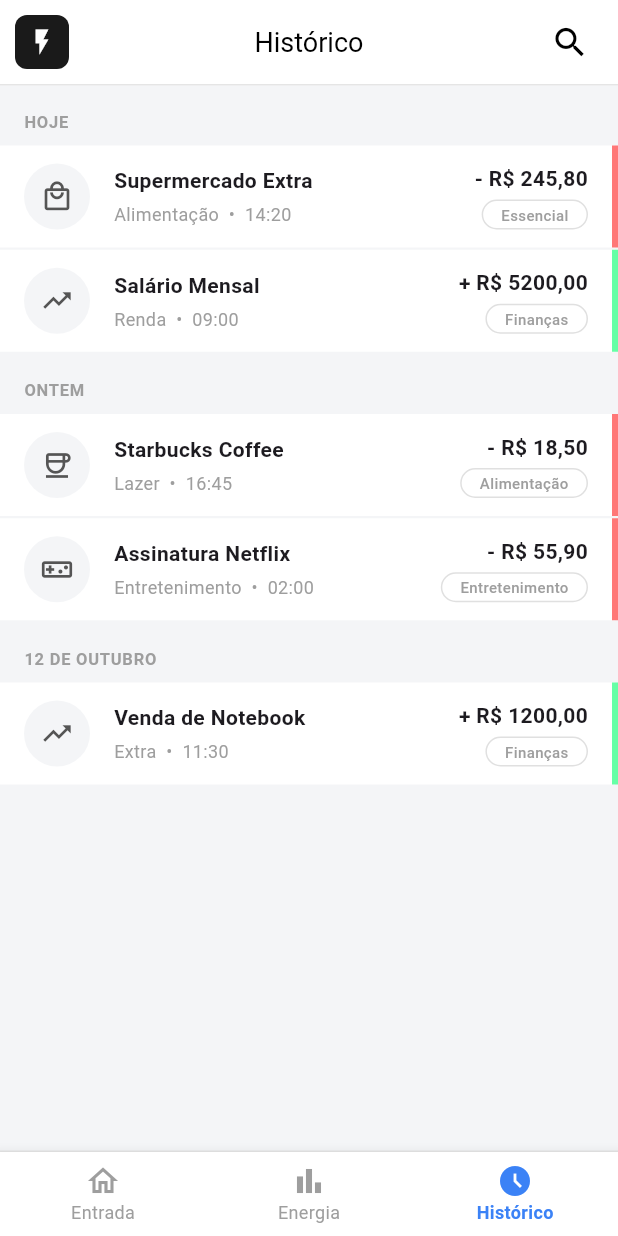
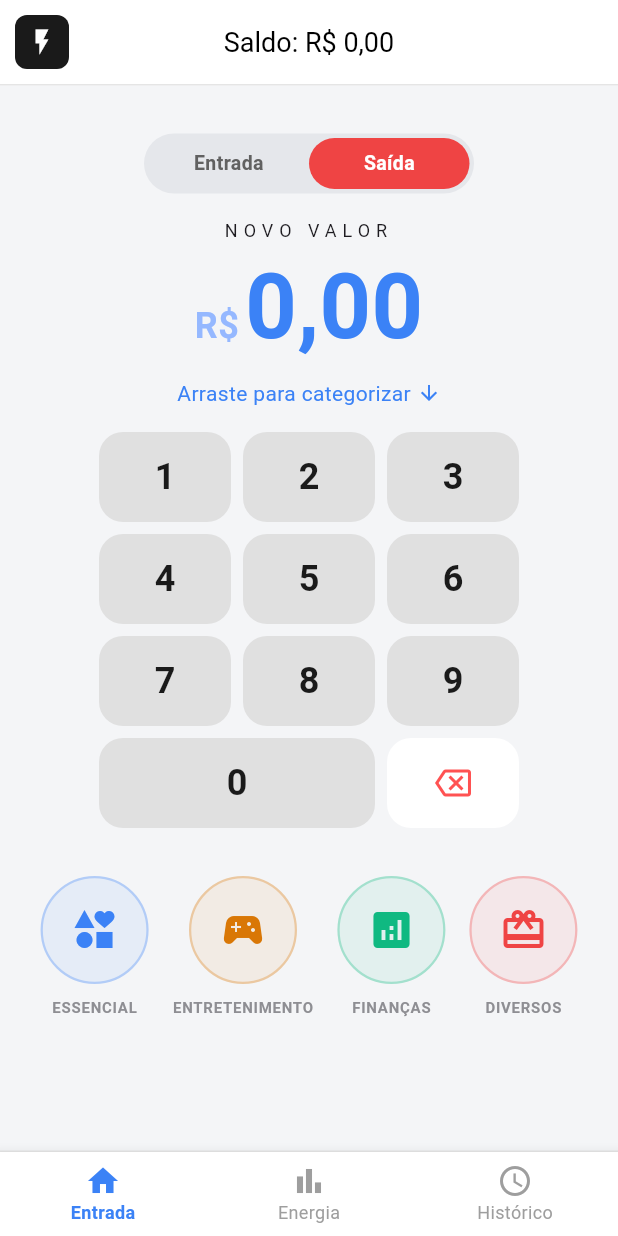
Before and after one commit to joaoelias1921/finance-flutter, a Flutter app: the screen it shows after launch, on a phone screen of 412 x 824 dp. Run offline on Flutter 3.47's test engine with Material 3 defaults, Android fonts, the light colour scheme and no system bars.

Commit message:
feat: add basic mocked entryScreen

```diff
--- /dev/null
+++ b/lib/extensions/string_extension.dart
@@ -0,0 +1,6 @@
+extension StringExtension on String {
+  String capitalize() {
+    if (isEmpty) return this;
+    return '${this[0].toUpperCase()}${substring(1).toLowerCase()}';
+  }
+}
--- a/lib/main.dart
+++ b/lib/main.dart
@@ -1,5 +1,6 @@
 import 'package:flutter/material.dart';
 import 'screens/timeline_screen.dart';
+import 'screens/entry_screen.dart';
 
 void main() {
   runApp(MyApp());
@@ -30,12 +31,10 @@ class MainNavigationScreen extends StatefulWidget {
 }
 
 class _MainNavigationScreenState extends State<MainNavigationScreen> {
-  int _currentIndex = 2;
+  int _currentIndex = 0;
 
   final List<Widget> _screens = [
-    Center(
-      child: Text('Tela de Entrada (Teclado)', style: TextStyle(fontSize: 24)),
-    ),
+    EntryScreen(),
     Center(
       child: Text('Tela de Energia (Insights)', style: TextStyle(fontSize: 24)),
     ),
--- /dev/null
+++ b/lib/screens/entry_screen.dart
@@ -0,0 +1,491 @@
+import 'package:finance_flutter/extensions/string_extension.dart';
+import 'package:flutter/material.dart';
+
+class EntryScreen extends StatefulWidget {
+  const EntryScreen({super.key});
+
+  @override
+  State<EntryScreen> createState() => _EntryScreenState();
+}
+
+class _EntryScreenState extends State<EntryScreen> {
+  int _rawValueInCents = 0;
+  bool _isExpense = true;
+
+  String get _formattedValue {
+    double value = _rawValueInCents / 100.0;
+    return value.toStringAsFixed(2).replaceAll('.', ',');
+  }
+
+  double get _doubleValue => _rawValueInCents / 100.0;
+
+  Color get _activeColor => _isExpense ? Color(0xFFEF4444) : Color(0xFF10B981);
+
+  void _onKeyPress(String key) {
+    setState(() {
+      if (_rawValueInCents < 99999999) {
+        _rawValueInCents = (_rawValueInCents * 10) + int.parse(key);
+      }
+    });
+  }
+
+  void _onDelete() {
+    setState(() {
+      _rawValueInCents = _rawValueInCents ~/ 10;
+    });
+  }
+
+  void _resetValue() {
+    setState(() {
+      _rawValueInCents = 0;
+    });
+  }
+
+  void _saveTransaction(CategoryItem category, double amount) {
+    if (amount <= 0) {
+      ScaffoldMessenger.of(context).showSnackBar(
+        SnackBar(
+          content: Text('Por favor, insira um valor maior que R\$ 0,00'),
+        ),
+      );
+      return;
+    }
+
+    String transactionLabel = _isExpense ? 'Saída' : 'Entrada';
+    ScaffoldMessenger.of(context).showSnackBar(
+      SnackBar(
+        content: Text(
+          '$transactionLabel de R\$ $_formattedValue salva em ${category.label.capitalize()}!',
+        ),
+        backgroundColor: category.color,
+      ),
+    );
+
+    _resetValue();
+  }
+
+  @override
+  Widget build(BuildContext context) {
+    final String balance = 'R\$ 0,00';
+
+    return Scaffold(
+      backgroundColor: Color(0xFFF4F5F7),
+      appBar: AppBar(
+        backgroundColor: Colors.white,
+        bottom: PreferredSize(
+          preferredSize: Size.fromHeight(1.0),
+          child: Container(color: Color(0xFFE5E5E5), height: 1.0),
+        ),
+        leading: Padding(
+          padding: EdgeInsets.all(10.0),
+          child: Container(
+            decoration: BoxDecoration(
+              color: Color(0xFF1A1A1A),
+              borderRadius: BorderRadius.circular(8),
+            ),
+            child: Icon(Icons.flash_on, color: Colors.white, size: 20),
+          ),
+        ),
+        title: Text(
+          'Saldo: $balance',
+          style: TextStyle(color: Colors.black, fontSize: 18),
+        ),
+        centerTitle: true,
+      ),
+      body: ListView(
+        children: [
+          SizedBox(height: 32),
+          _buildTransactionTypeToggle(),
+          Container(
+            padding: EdgeInsets.only(top: 16),
+            child: Text(
+              'NOVO VALOR',
+              style: TextStyle(fontSize: 12, letterSpacing: 4),
+              textAlign: TextAlign.center,
+            ),
+          ),
+
+          Center(
+            child: Draggable<double>(
+              data: _doubleValue,
+              dragAnchorStrategy: pointerDragAnchorStrategy,
+              feedback: Material(
+                color: Colors.transparent,
+                child: Transform.translate(
+                  offset: Offset(-60, -30),
+                  child: Text(
+                    _formattedValue,
+                    style: TextStyle(
+                      fontSize: 50,
+                      color: _activeColor.withValues(alpha: 0.8),
+                      fontWeight: FontWeight.bold,
+                    ),
+                  ),
+                ),
+              ),
+              childWhenDragging: Opacity(opacity: 0.3, child: _buildValueRow()),
+              child: _buildValueRow(),
+            ),
+          ),
+
+          Container(
+            padding: EdgeInsets.only(top: 4, bottom: 16),
+            child: Row(
+              mainAxisAlignment: MainAxisAlignment.center,
+              children: [
+                Text(
+                  'Arraste para categorizar',
+                  style: TextStyle(fontSize: 14, color: Color(0xFF3B82F6)),
+                ),
+                SizedBox(width: 4),
+                Icon(Icons.arrow_downward, size: 16, color: Color(0xFF3B82F6)),
+              ],
+            ),
+          ),
+
+          LargeKeyboard(onKeyPressed: _onKeyPress, onDeletePressed: _onDelete),
+          SizedBox(height: 32),
+          CategorySelector(
+            isExpense: _isExpense,
+            onCategoryDropped: (category, amount) {
+              _saveTransaction(category, amount);
+            },
+          ),
+        ],
+      ),
+    );
+  }
+
+  Widget _buildTransactionTypeToggle() {
+    return Center(
+      child: Container(
+        width: 220,
+        height: 40,
+        padding: EdgeInsets.all(3),
+        decoration: BoxDecoration(
+          color: Color(0xFFE5E7EB),
+          borderRadius: BorderRadius.circular(20),
+        ),
+        child: Row(
+          children: [
+            Expanded(
+              child: GestureDetector(
+                onTap: () => setState(() => _isExpense = false),
+                child: AnimatedContainer(
+                  duration: Duration(milliseconds: 200),
+                  decoration: BoxDecoration(
+                    color: !_isExpense ? Color(0xFF10B981) : Colors.transparent,
+                    borderRadius: BorderRadius.circular(18),
+                  ),
+                  alignment: Alignment.center,
+                  child: Text(
+                    'Entrada',
+                    style: TextStyle(
+                      color: !_isExpense ? Colors.white : Colors.grey[700],
+                      fontWeight: FontWeight.bold,
+                      fontSize: 13,
+                    ),
+                  ),
+                ),
+              ),
+            ),
+            Expanded(
+              child: GestureDetector(
+                onTap: () => setState(() => _isExpense = true),
+                child: AnimatedContainer(
+                  duration: Duration(milliseconds: 200),
+                  decoration: BoxDecoration(
+                    color: _isExpense ? Color(0xFFEF4444) : Colors.transparent,
+                    borderRadius: BorderRadius.circular(18),
+                  ),
+                  alignment: Alignment.center,
+                  child: Text(
+                    'Saída',
+                    style: TextStyle(
+                      color: _isExpense ? Colors.white : Colors.grey[700],
+                      fontWeight: FontWeight.bold,
+                      fontSize: 13,
+                    ),
+                  ),
+                ),
+              ),
+            ),
+          ],
+        ),
+      ),
+    );
+  }
+
+  Widget _buildValueRow() {
+    return Row(
+      mainAxisAlignment: MainAxisAlignment.center,
+      crossAxisAlignment: CrossAxisAlignment.baseline,
+      textBaseline: TextBaseline.alphabetic,
+      spacing: 4,
+      children: [
+        Text(
+          'R\$',
+          style: TextStyle(
+            fontSize: 24,
+            color: Color(0xFF95B8FF),
+            fontWeight: FontWeight.bold,
+          ),
+        ),
+        Text(
+          _formattedValue,
+          style: TextStyle(
+            fontSize: 60,
+            color: Color(0xFF3B82F6),
+            fontWeight: FontWeight.bold,
+          ),
+        ),
+      ],
+    );
+  }
+}
+
+class LargeKeyboard extends StatelessWidget {
+  const LargeKeyboard({
+    super.key,
+    required this.onKeyPressed,
+    required this.onDeletePressed,
+  });
+
+  final Function(String key)? onKeyPressed;
+  final VoidCallback? onDeletePressed;
+
+  @override
+  Widget build(BuildContext context) {
+    return Column(
+      mainAxisSize: MainAxisSize.min,
+      spacing: 8,
+      children: [
+        _buildKeyboardRow(['1', '2', '3']),
+        _buildKeyboardRow(['4', '5', '6']),
+        _buildKeyboardRow(['7', '8', '9']),
+        Row(
+          mainAxisAlignment: MainAxisAlignment.center,
+          spacing: 8,
+          children: [
+            _buildKeyboardButton('0', width: 184),
+            _buildKeyboardButton('delete'),
+          ],
+        ),
+      ],
+    );
+  }
+
+  Widget _buildKeyboardRow(List<String> keys) {
+    return Row(
+      mainAxisAlignment: MainAxisAlignment.center,
+      spacing: 8,
+      children: keys.map((key) => _buildKeyboardButton(key)).toList(),
+    );
+  }
+
+  Widget _buildKeyboardButton(String key, {double width = 88}) {
+    final isDelete = key == 'delete';
+
+    return Material(
+      color: !isDelete ? Colors.grey[300] : Colors.white,
+      borderRadius: BorderRadius.circular(16),
+      child: InkWell(
+        borderRadius: BorderRadius.circular(16),
+        onTap: () {
+          if (isDelete) {
+            onDeletePressed?.call();
+            return;
+          }
+          onKeyPressed?.call(key);
+        },
+        child: Container(
+          width: width,
+          height: 60,
+          alignment: Alignment.center,
+          child: isDelete
+              ? Icon(
+                  Icons.backspace_outlined,
+                  color: Colors.redAccent,
+                  size: 24,
+                )
+              : Text(
+                  key,
+                  style: TextStyle(
+                    fontSize: 24,
+                    fontWeight: FontWeight.bold,
+                    color: Color(0xFF1A1A1A),
+                  ),
+                ),
+        ),
+      ),
+    );
+  }
+}
+
+class CategoryItem {
+  final String id;
+  final String label;
+  final IconData icon;
+  final Color color;
+
+  const CategoryItem({
+    required this.id,
+    required this.label,
+    required this.icon,
+    required this.color,
+  });
+}
+
+class CategorySelector extends StatefulWidget {
+  final bool isExpense;
+  final Function(CategoryItem category, double amount)? onCategoryDropped;
+
+  const CategorySelector({
+    super.key,
+    required this.isExpense,
+    this.onCategoryDropped,
+  });
+
+  @override
+  State<CategorySelector> createState() => _CategorySelectorState();
+}
+
+class _CategorySelectorState extends State<CategorySelector> {
+  List<CategoryItem> get _currentCategories {
+    if (widget.isExpense) {
+      return const [
+        CategoryItem(
+          id: 'essential',
+          label: 'ESSENCIAL',
+          icon: Icons.interests,
+          color: Color(0xFF3B82F6),
+        ),
+        CategoryItem(
+          id: 'fun',
+          label: 'ENTRETENIMENTO',
+          icon: Icons.sports_esports,
+          color: Color(0xFFD97706),
+        ),
+        CategoryItem(
+          id: 'finance',
+          label: 'FINANÇAS',
+          icon: Icons.analytics,
+          color: Color(0xFF10B981),
+        ),
+        CategoryItem(
+          id: 'diverse',
+          label: 'DIVERSOS',
+          icon: Icons.redeem,
+          color: Color(0xFFEF4444),
+        ),
+      ];
+    } else {
+      return const [
+        CategoryItem(
+          id: 'salary',
+          label: 'SALÁRIO',
+          icon: Icons.payments,
+          color: Color(0xFF10B981),
+        ),
+        CategoryItem(
+          id: 'freelance',
+          label: 'FREELANCE',
+          icon: Icons.work,
+          color: Color(0xFF3B82F6),
+        ),
+        CategoryItem(
+          id: 'investments',
+          label: 'RENDIMENTO',
+          icon: Icons.trending_up,
+          color: Color(0xFF8B5CF6),
+        ),
+        CategoryItem(
+          id: 'other_income',
+          label: 'OUTROS',
+          icon: Icons.add_card,
+          color: Color(0xFF6B7280),
+        ),
+      ];
+    }
+  }
+
+  @override
+  Widget build(BuildContext context) {
+    return SizedBox(
+      width: double.infinity,
+      child: SingleChildScrollView(
+        scrollDirection: Axis.horizontal,
+        child: Container(
+          constraints: BoxConstraints(
+            minWidth: MediaQuery.of(context).size.width,
+          ),
+          padding: EdgeInsets.symmetric(horizontal: 16),
+          child: Row(
+            mainAxisAlignment: MainAxisAlignment.center,
+            crossAxisAlignment: CrossAxisAlignment.center,
+            children: _currentCategories.map((item) {
+              return Padding(
+                padding: EdgeInsets.symmetric(horizontal: 8),
+                child: DragTarget<double>(
+                  onAcceptWithDetails: (details) {
+                    widget.onCategoryDropped?.call(item, details.data);
+                  },
+                  builder: (context, candidateData, rejectedData) {
+                    final bool isHovered = candidateData.isNotEmpty;
+
+                    return Column(
+                      mainAxisSize: MainAxisSize.min,
+                      children: [
+                        AnimatedContainer(
+                          duration: Duration(milliseconds: 200),
+                          width: isHovered ? 84 : 72,
+                          height: isHovered ? 84 : 72,
+                          decoration: BoxDecoration(
+                            shape: BoxShape.circle,
+                            color: item.color.withValues(
+                              alpha: isHovered ? 0.30 : 0.08,
+                            ),
+                            border: Border.all(
+                              color: isHovered
+                                  ? item.color
+                                  : item.color.withValues(alpha: 0.3),
+                              width: isHovered ? 3.5 : 1.5,
+                            ),
+                            boxShadow: isHovered
+                                ? [
+                                    BoxShadow(
+                                      color: item.color.withValues(alpha: 0.4),
+                                      blurRadius: 12,
+                                      offset: Offset(0, 4),
+                                    ),
+                                  ]
+                                : [],
+                          ),
+                          child: Icon(
+                            item.icon,
+                            color: item.color,
+                            size: isHovered ? 38 : 32,
+                          ),
+                        ),
+                        SizedBox(height: 8),
+                        Text(
+                          item.label,
+                          style: TextStyle(
+                            fontSize: 10,
+                            fontWeight: FontWeight.bold,
+                            letterSpacing: 0.5,
+                            color: isHovered ? item.color : Color(0xFF8E8E93),
+                          ),
+                        ),
+                      ],
+                    );
+                  },
+                ),
+              );
+            }).toList(),
+          ),
+        ),
+      ),
+    );
+  }
+}
```
